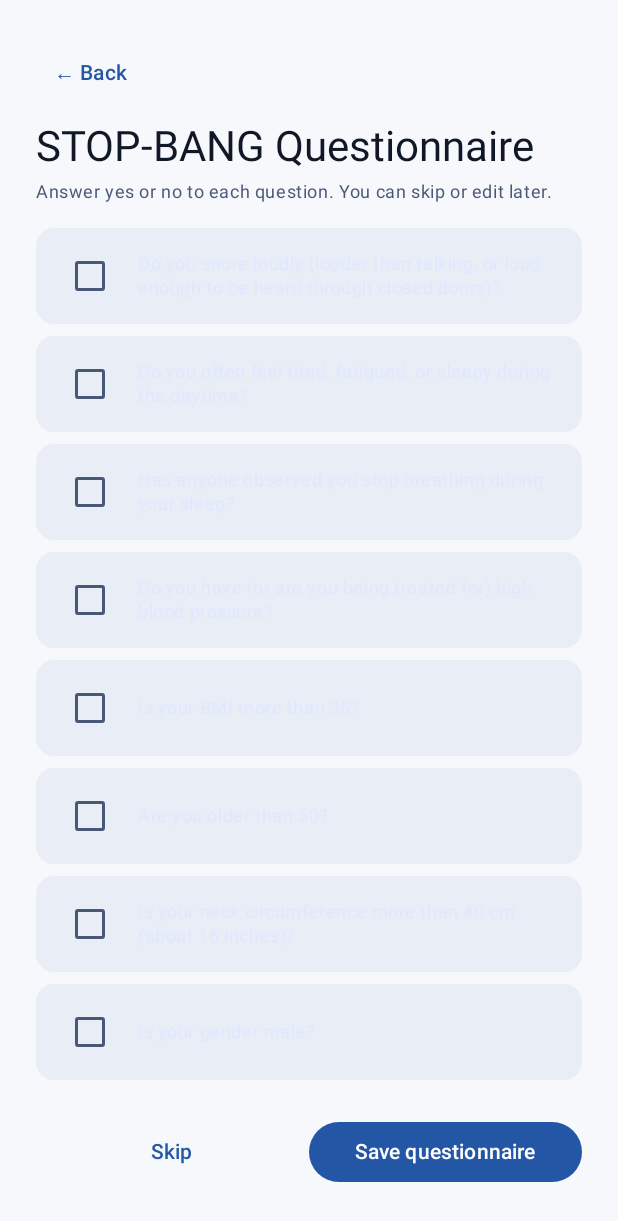
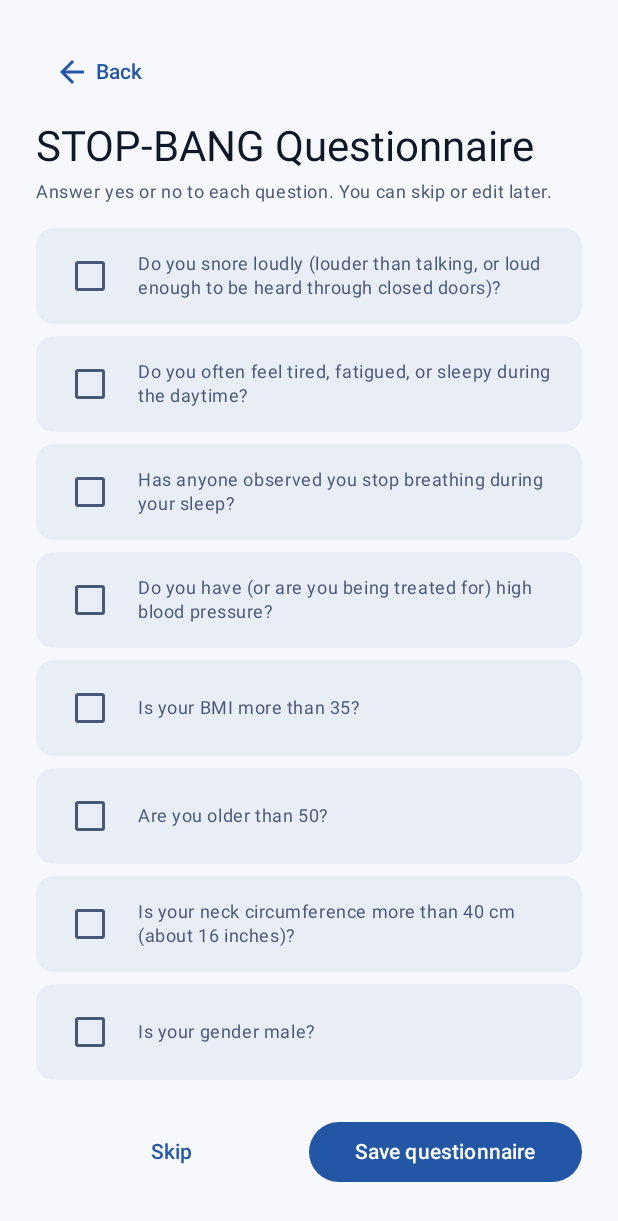
Before and after one commit to ntufar/DeltaSleep, an Android app built with Jetpack Compose: the ApneaQuestionnaireScreen screen opened through its navigation route, on a phone screen of 412 x 824 dp. Shown: the top 1221 px of the screen. Run offline under Robolectric (Android 15) with nearby library versions, the phone set to English and light mode, and no system bars; our stand-ins replace Room's generated code.

Commit message:
fix: BackButton icon plus light-theme contrast fixes

```diff
--- a/app/src/main/java/io/github/ntufar/deltasleep/ui/ApneaQuestionnaireScreen.kt
+++ b/app/src/main/java/io/github/ntufar/deltasleep/ui/ApneaQuestionnaireScreen.kt
@@ -53,7 +53,7 @@ fun ApneaQuestionnaireScreen(
             .verticalScroll(rememberScrollState())
             .padding(24.dp),
     ) {
-        TextButton(onClick = onBack) { Text("← Back") }
+        BackButton(onBack)
         Spacer(Modifier.height(8.dp))
 
         Text(
@@ -211,7 +211,7 @@ private fun QuestionItem(
                 Text(
                     label,
                     style = MaterialTheme.typography.bodySmall,
-                    color = Color(0xFFE0E8FF),
+                    color = MaterialTheme.colorScheme.onSurfaceVariant,
                 )
                 if (hasPrefill) {
                     Text(
--- a/app/src/main/java/io/github/ntufar/deltasleep/ui/ApneaReportScreen.kt
+++ b/app/src/main/java/io/github/ntufar/deltasleep/ui/ApneaReportScreen.kt
@@ -68,7 +68,7 @@ fun ApneaReportScreen(
             .verticalScroll(rememberScrollState())
             .padding(24.dp),
     ) {
-        TextButton(onClick = onBack) { Text("← Back") }
+        BackButton(onBack)
         Spacer(Modifier.height(8.dp))
 
         Text(
@@ -349,10 +349,10 @@ private fun SmallStatCard(label: String, modifier: Modifier = Modifier) {
     Box(
         modifier = modifier
             .clip(RoundedCornerShape(8.dp))
-            .background(Color(0xFF0A0E1A))
+            .background(MaterialTheme.colorScheme.surface)
             .padding(horizontal = 10.dp, vertical = 8.dp),
     ) {
-        Text(label, style = MaterialTheme.typography.bodySmall, color = MaterialTheme.colorScheme.onSurfaceVariant)
+        Text(label, style = MaterialTheme.typography.bodySmall, color = MaterialTheme.colorScheme.onSurface)
     }
 }
 
--- a/app/src/main/java/io/github/ntufar/deltasleep/ui/ApneaSetupScreen.kt
+++ b/app/src/main/java/io/github/ntufar/deltasleep/ui/ApneaSetupScreen.kt
@@ -60,7 +60,7 @@ fun ApneaSetupScreen(
             .verticalScroll(rememberScrollState())
             .padding(24.dp),
     ) {
-        TextButton(onClick = onBack) { Text("← Back") }
+        BackButton(onBack)
         Spacer(Modifier.height(8.dp))
 
         Text(
--- /dev/null
+++ b/app/src/main/java/io/github/ntufar/deltasleep/ui/BackButton.kt
@@ -0,0 +1,29 @@
+package io.github.ntufar.deltasleep.ui
+
+import androidx.compose.foundation.layout.padding
+import androidx.compose.material.icons.Icons
+import androidx.compose.material.icons.automirrored.filled.ArrowBack
+import androidx.compose.material3.Icon
+import androidx.compose.material3.Text
+import androidx.compose.material3.TextButton
+import androidx.compose.runtime.Composable
+import androidx.compose.ui.Modifier
+import androidx.compose.ui.unit.dp
+
+/**
+ * Shared back navigation control: a [TextButton] with a Material arrow icon
+ * and label. A single home for it so the arrow glyph can never drift back
+ * into a font-fallback text arrow (which renders in a mismatched serif face
+ * on some devices).
+ */
+@Composable
+fun BackButton(onBack: () -> Unit, modifier: Modifier = Modifier) {
+    TextButton(onClick = onBack, modifier = modifier) {
+        Icon(
+            Icons.AutoMirrored.Filled.ArrowBack,
+            contentDescription = null,
+            modifier = Modifier.padding(end = 4.dp),
+        )
+        Text("Back")
+    }
+}
--- a/app/src/main/java/io/github/ntufar/deltasleep/ui/HelpScreen.kt
+++ b/app/src/main/java/io/github/ntufar/deltasleep/ui/HelpScreen.kt
@@ -20,7 +20,6 @@ import androidx.compose.material3.Card
 import androidx.compose.material3.CardDefaults
 import androidx.compose.material3.MaterialTheme
 import androidx.compose.material3.Text
-import androidx.compose.material3.TextButton
 import androidx.compose.runtime.Composable
 import androidx.compose.ui.Alignment
 import androidx.compose.ui.Modifier
@@ -47,7 +46,7 @@ fun HelpScreen(onBack: () -> Unit) {
             .verticalScroll(rememberScrollState())
             .padding(horizontal = 20.dp, vertical = 24.dp),
     ) {
-        TextButton(onClick = onBack) { Text("← Back") }
+        BackButton(onBack)
         Spacer(Modifier.height(4.dp))
 
         Text("User Guide", style = MaterialTheme.typography.headlineLarge)
--- a/app/src/main/java/io/github/ntufar/deltasleep/ui/SessionScreen.kt
+++ b/app/src/main/java/io/github/ntufar/deltasleep/ui/SessionScreen.kt
@@ -26,7 +26,6 @@ import androidx.compose.material3.CardDefaults
 import androidx.compose.material3.CircularProgressIndicator
 import androidx.compose.material3.MaterialTheme
 import androidx.compose.material3.Text
-import androidx.compose.material3.TextButton
 import androidx.compose.runtime.Composable
 import androidx.compose.runtime.collectAsState
 import androidx.compose.runtime.getValue
@@ -71,7 +70,7 @@ fun SessionScreen(
                 .fillMaxSize()
                 .padding(24.dp),
         ) {
-            TextButton(onClick = onBack) { Text("← Back") }
+            BackButton(onBack)
             Spacer(Modifier.height(8.dp))
             Text(
                 "Session not found — it may have been deleted or purged.",
@@ -98,7 +97,7 @@ fun SessionScreen(
             .verticalScroll(rememberScrollState())
             .padding(horizontal = 20.dp, vertical = 16.dp),
     ) {
-        TextButton(onClick = onBack) { Text("‹ Back") }
+        BackButton(onBack)
         Spacer(Modifier.height(4.dp))
 
         Text("Last Night", style = MaterialTheme.typography.headlineMedium)
--- a/app/src/main/java/io/github/ntufar/deltasleep/ui/SettingsScreen.kt
+++ b/app/src/main/java/io/github/ntufar/deltasleep/ui/SettingsScreen.kt
@@ -65,7 +65,7 @@ fun SettingsScreen(
             modifier = Modifier.fillMaxWidth(),
             verticalAlignment = Alignment.CenterVertically,
         ) {
-            TextButton(onClick = onBack) { Text("‹ Back") }
+            BackButton(onBack)
             Text("Settings", style = MaterialTheme.typography.headlineMedium)
         }
         Spacer(Modifier.height(8.dp))
```
Also changed, not shown: 1 other file.
